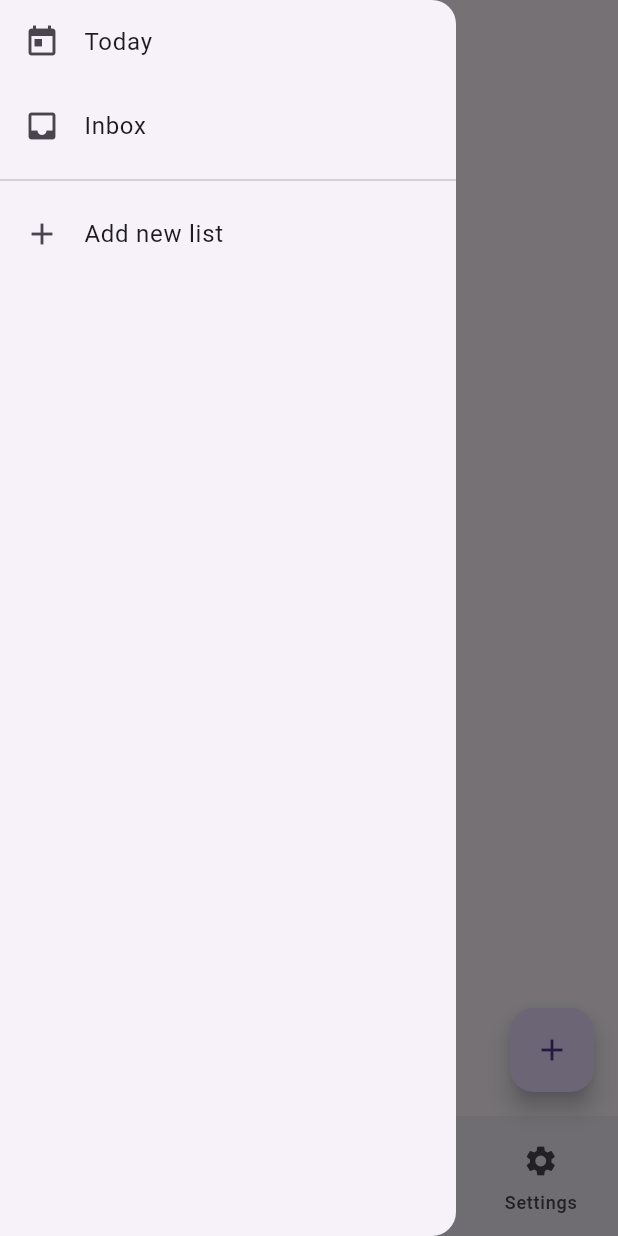
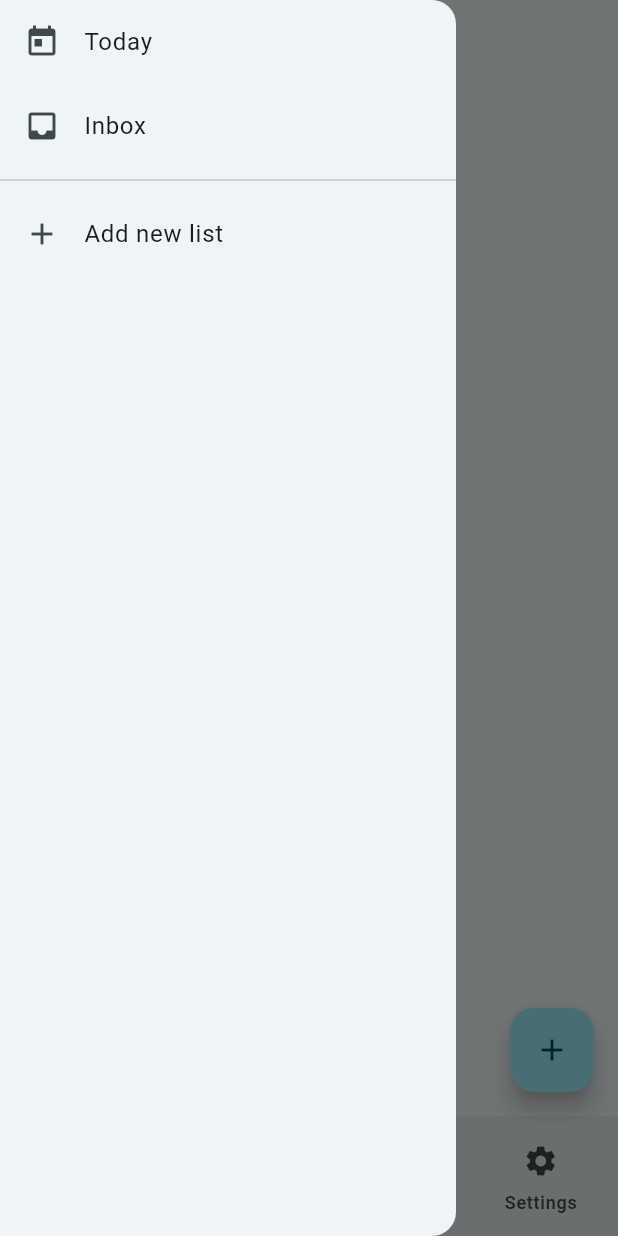
Before and after one commit to naatin777/todolist, a Flutter app: the screen it shows after launch, with the side drawer open, on a phone screen of 412 x 824 dp. Run offline on Flutter 3.47's test engine with Material 2 defaults, Android fonts, the phone set to English and light mode, and no system bars; our stand-ins replace drift, flutter_riverpod, shared_preferences; accounts and stored records are empty; generated files the repository leaves out were written again.

Commit message:
Set colorSchemeSeed

```diff
--- a/lib/main.dart
+++ b/lib/main.dart
@@ -46,6 +46,7 @@ class _MyAppState extends ConsumerState<MyApp> {
       theme: ThemeData(
         useMaterial3: true,
         brightness: Brightness.light,
+        colorSchemeSeed: Colors.grey,
         checkboxTheme: CheckboxThemeData(
           checkColor: MaterialStateProperty.all(Colors.black),
           shape: const RoundedRectangleBorder(
@@ -68,6 +69,7 @@ class _MyAppState extends ConsumerState<MyApp> {
       darkTheme: ThemeData(
         useMaterial3: true,
         brightness: Brightness.dark,
+        colorSchemeSeed: Colors.grey,
         checkboxTheme: CheckboxThemeData(
           checkColor: MaterialStateProperty.all(Colors.white),
           shape: const RoundedRectangleBorder(
```
